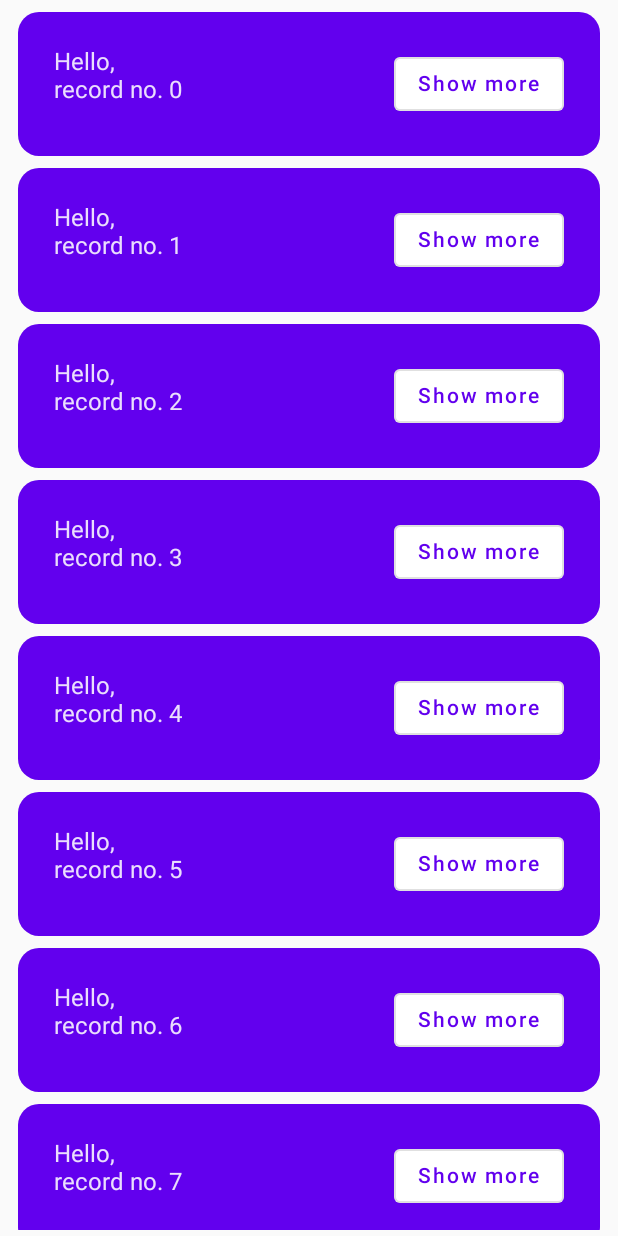
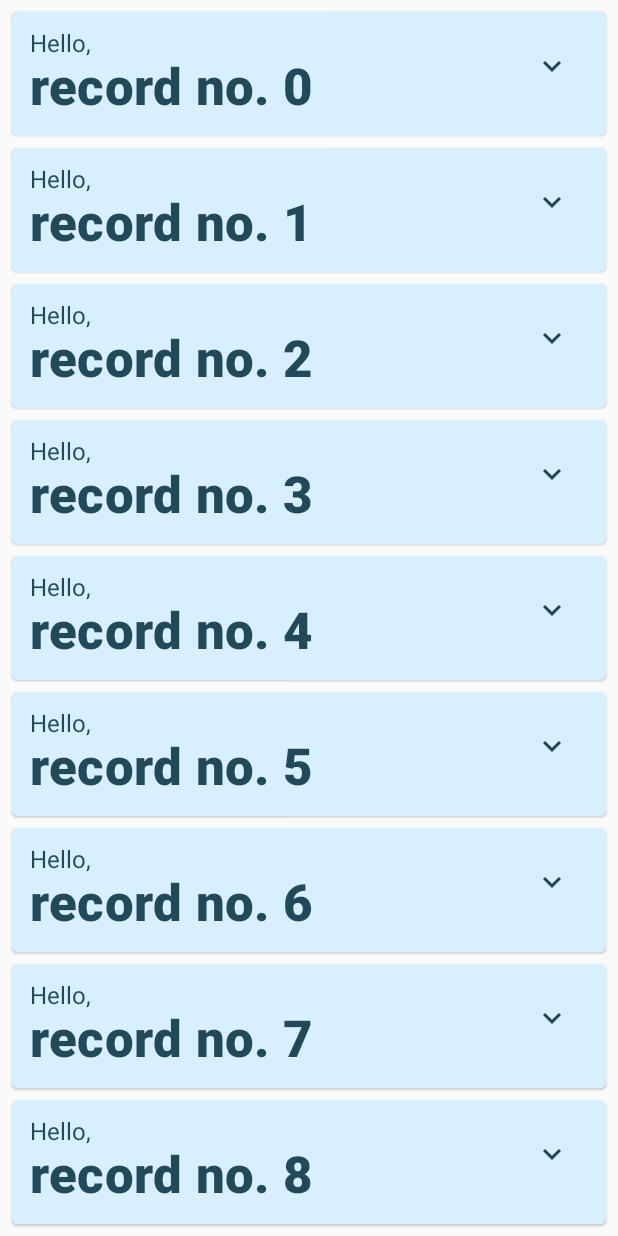
Before and after one commit to DMcolmi/basicCompose, an Android app built with Jetpack Compose: the screen it shows after launch (MainActivity), after a tap on "Continue", on a phone screen of 412 x 824 dp. Run offline under Robolectric (Android 15) with nearby library versions, the phone set to English and light mode, and no system bars.

```diff
--- a/app/build.gradle
+++ b/app/build.gradle
@@ -58,4 +58,6 @@ dependencies {
     androidTestImplementation 'androidx.test.espresso:espresso-core:3.4.0'
     androidTestImplementation "androidx.compose.ui:ui-test-junit4:$compose_version"
     debugImplementation "androidx.compose.ui:ui-tooling:$compose_version"
+    implementation "androidx.compose.material:material-icons-extended:$compose_version"
+
 }
--- a/app/src/main/java/com/teddydev/basicscodelab/MainActivity.kt
+++ b/app/src/main/java/com/teddydev/basicscodelab/MainActivity.kt
@@ -1,21 +1,25 @@
 package com.teddydev.basicscodelab
 
+import android.content.res.Configuration.UI_MODE_NIGHT_YES
 import android.os.Bundle
 import androidx.activity.ComponentActivity
 import androidx.activity.compose.setContent
+import androidx.compose.animation.animateContentSize
 import androidx.compose.animation.core.Spring
-import androidx.compose.animation.core.animateDpAsState
 import androidx.compose.animation.core.spring
 import androidx.compose.foundation.layout.*
 import androidx.compose.foundation.lazy.LazyColumn
 import androidx.compose.foundation.lazy.items
-import androidx.compose.foundation.shape.RoundedCornerShape
 import androidx.compose.material.*
+import androidx.compose.material.icons.Icons
+import androidx.compose.material.icons.filled.ExpandLess
+import androidx.compose.material.icons.filled.ExpandMore
 import androidx.compose.runtime.*
 import androidx.compose.runtime.saveable.rememberSaveable
 import androidx.compose.ui.Alignment
 import androidx.compose.ui.Modifier
-import androidx.compose.ui.draw.clip
+import androidx.compose.ui.res.stringResource
+import androidx.compose.ui.text.font.FontWeight
 import androidx.compose.ui.tooling.preview.Preview
 import androidx.compose.ui.unit.dp
 import com.teddydev.basicscodelab.ui.theme.BasicsCodelabTheme
@@ -26,7 +30,6 @@ class MainActivity : ComponentActivity() {
         setContent {
             BasicsCodelabTheme {
                 MyApp()
-
             }
         }
     }
@@ -34,60 +37,12 @@ class MainActivity : ComponentActivity() {
 
 @Composable
 private fun MyApp(){
+    var shouldShowOnBoarding by rememberSaveable { mutableStateOf(true) }
 
-    var shouldShowOnboarding by rememberSaveable { mutableStateOf(true) }
-
-    if(shouldShowOnboarding){
-        OnboardingScreen(onContinueClicked = {shouldShowOnboarding = false})
+    if(shouldShowOnBoarding){
+        OnboardingScreen(onContinueClicked = {shouldShowOnBoarding = false})
     } else {
         Greetings()
-    }
-}
-
-@Composable
-fun Greetings(names: List<String> = List(1000) {"record no. $it"}) {
-    LazyColumn(Modifier.padding(4.dp)){
-        items(names) { record ->
-            Greeting(name = record)
-        }
-    }
-}
-
-@Composable
-private fun Greeting(name: String) {
-    var expanded by remember { mutableStateOf(false) }
-    val extraPaddingAnimate by animateDpAsState(targetValue = if(expanded) 48.dp else 0.dp
-    , animationSpec = spring(dampingRatio = Spring.DampingRatioMediumBouncy, stiffness = Spring.StiffnessLow))
-
-
-    Surface(
-        color = MaterialTheme.colors.primary,
-        modifier = Modifier
-            .padding(vertical = 4.dp, horizontal = 8.dp)
-            .clip(RoundedCornerShape(14.dp))
-    ) {
-        Row(modifier = Modifier
-            .padding(24.dp)) {
-            Column(modifier = Modifier
-                .weight(1f)
-                .padding(bottom = extraPaddingAnimate.coerceAtLeast(0.dp))) {
-                Text(text = "Hello, ")
-                Text(text = name)
-            }
-            OutlinedButton(onClick = { expanded = !expanded},
-
-            ) {
-                Text(text = if(expanded) "Show less" else "Show more")
-            }
-        }
-    }
-}
-
-@Preview(showBackground = true, name = "default preview", widthDp = 320)
-@Composable
-private fun DefaultPreview() {
-    BasicsCodelabTheme {
-        MyApp()
     }
 }
 
@@ -109,6 +64,64 @@ private fun OnboardingScreen(onContinueClicked: () -> Unit){
     }
 }
 
+@Composable
+fun Greetings(names: List<String> = List(1000) {"record no. $it"}) {
+    LazyColumn(Modifier.padding(vertical = 4.dp)){
+        items(names) { record ->
+            Greeting(name = record)
+        }
+    }
+}
+
+@Composable
+fun Greeting(name: String){
+    Card(
+        backgroundColor = MaterialTheme.colors.primary,
+        modifier = Modifier.padding(vertical = 4.dp, horizontal = 8.dp)
+    ) {
+        CardContent(name)
+    }
+}
+
+@Composable
+private fun CardContent(name: String) {
+    var expanded by remember { mutableStateOf(false) }
+
+    Row(modifier = Modifier
+        .padding(12.dp)
+        .animateContentSize(
+            animationSpec = spring(
+                dampingRatio = Spring.DampingRatioMediumBouncy,
+                stiffness = Spring.StiffnessLow
+            )
+        )) {
+        Column(modifier = Modifier
+            .weight(1f)) {
+            Text(text = "Hello, ")
+            Text(text = name, style = MaterialTheme.typography.h4.copy(
+                fontWeight = FontWeight.ExtraBold
+            ))
+            if(expanded)
+                Text(text = stringResource(id = R.string.text_in_greeting))
+
+        }
+        IconButton(onClick = { expanded = !expanded}) {
+            Icon(imageVector = if(expanded) Icons.Filled.ExpandLess else Icons.Filled.ExpandMore,
+                contentDescription = if(expanded) stringResource(id = R.string.show_less) else stringResource(id = R.string.show_more))
+        }
+    }
+
+}
+
+@Preview(showBackground = true, name = "default preview", widthDp = 420, uiMode = UI_MODE_NIGHT_YES)
+@Preview(showBackground = true, widthDp = 420)
+@Composable
+private fun DefaultPreview() {
+    BasicsCodelabTheme {
+        MyApp()
+    }
+}
+
 @Preview(showBackground = true, widthDp = 320, heightDp = 320)
 @Composable
 private fun OnboardingPreview(){
--- a/app/src/main/java/com/teddydev/basicscodelab/ui/theme/Color.kt
+++ b/app/src/main/java/com/teddydev/basicscodelab/ui/theme/Color.kt
@@ -6,3 +6,7 @@ val Purple200 = Color(0xFFBB86FC)
 val Purple500 = Color(0xFF6200EE)
 val Purple700 = Color(0xFF3700B3)
 val Teal200 = Color(0xFF03DAC5)
+val Navy = Color(0xFF073042)
+val Blue = Color(0xFF4285F4)
+val LightBlue = Color(0xFFD7EFFE)
+val Chartreuse = Color(0xFFEFF7CF)
--- a/app/src/main/java/com/teddydev/basicscodelab/ui/theme/Theme.kt
+++ b/app/src/main/java/com/teddydev/basicscodelab/ui/theme/Theme.kt
@@ -5,18 +5,20 @@ import androidx.compose.material.MaterialTheme
 import androidx.compose.material.darkColors
 import androidx.compose.material.lightColors
 import androidx.compose.runtime.Composable
+import androidx.compose.ui.graphics.Color
 
 private val DarkColorPalette = darkColors(
-    primary = Purple200,
-    primaryVariant = Purple700,
-    secondary = Teal200
+    primary = Navy,
+    onPrimary = Chartreuse,
+    surface = Blue,
+    onSurface = Navy
 )
 
 private val LightColorPalette = lightColors(
-    primary = Purple500,
-    primaryVariant = Purple700,
-    secondary = Teal200
-
+    surface = Blue,
+    onSurface = Color.White,
+    primary = LightBlue,
+    onPrimary = Navy
     /* Other default colors to override
     background = Color.White,
     surface = Color.White,
--- a/app/src/main/res/values/strings.xml
+++ b/app/src/main/res/values/strings.xml
@@ -1,3 +1,6 @@
 <resources>
     <string name="app_name">Basics Codelab</string>
+    <string name="show_less">Show Less</string>
+    <string name="show_more">Show More</string>
+    <string name="text_in_greeting">Remove the extraPadding and instead apply the animateContentSize modifier to the Row. This is going to automate the process of creating the animation, which would be hard to do manually. Also, it removes the need to coerceAtLeast</string>
 </resources>
```
